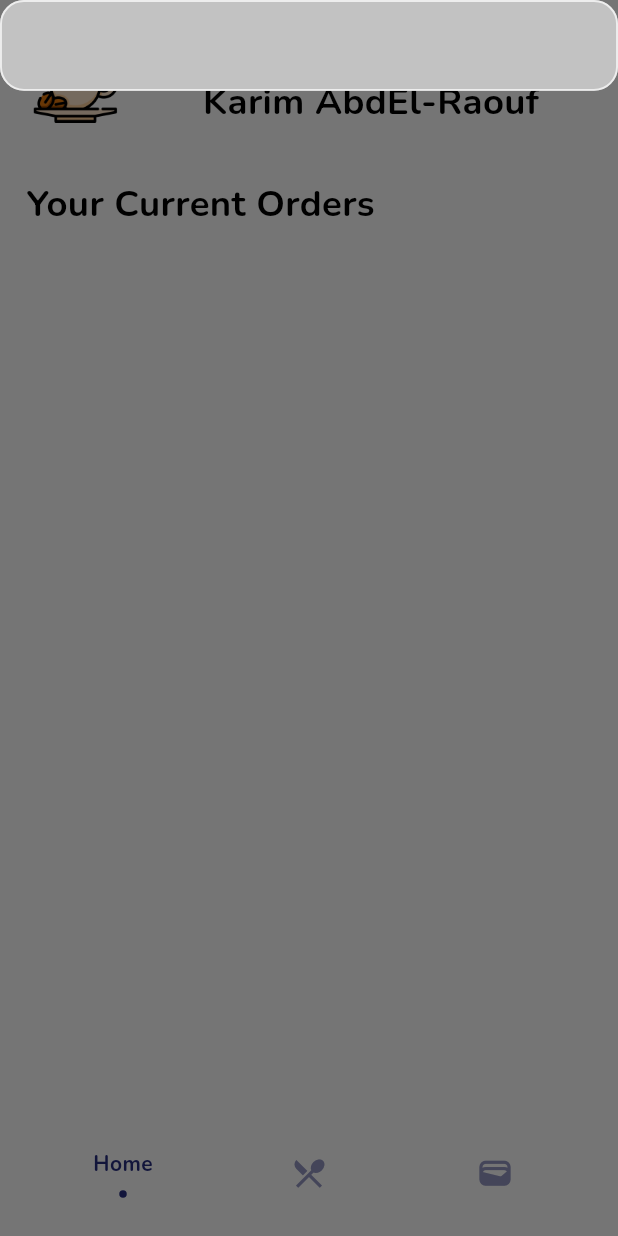
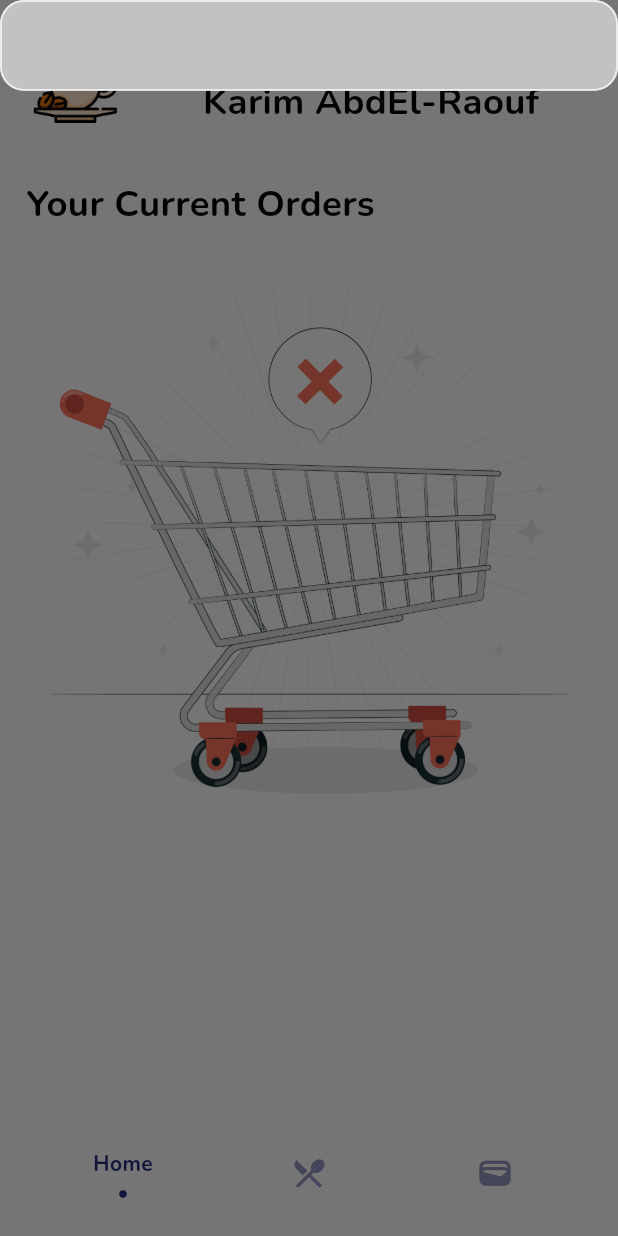
Before and after one commit to KarimRaouf/chanllenging_order_app, a Flutter app: the screen it shows after launch, on a phone screen of 412 x 824 dp. Run offline on Flutter 3.47's test engine with Material 3 defaults, Android fonts, the phone set to English and light mode, and no system bars; drawn by our look-alikes of flashy_tab_bar2; our stand-ins replace flutter_screenutil, loading_animation_widget, shared_preferences, supabase_flutter; missing offline and left inert: giffy_dialog; accounts and stored records are empty.

Commit message:
order presenting

```diff
--- a/lib/features/bottom_nav/views/bottom_nav.dart
+++ b/lib/features/bottom_nav/views/bottom_nav.dart
@@ -116,7 +116,7 @@ class _BottomNavBarViewState extends State<BottomNavBarView> {
           ),
           FlashyTabBarItem(
             icon: Icon(Icons.restaurant_menu),
-            title: Text('Menu'),
+            title: Text('Orders'),
           ),
           FlashyTabBarItem(
             icon: Icon(Icons.wallet),
--- a/lib/features/home/views/home_view.dart
+++ b/lib/features/home/views/home_view.dart
@@ -6,6 +6,7 @@ import '../../../core/app_strings/app_strings.dart';
 import '../../../core/helper/spacing.dart';
 import '../../../core/theming/styles.dart';
 import '../../../core/widgets/dish_item_box.dart';
+import '../../../generated/assets.dart';
 
 
 class HomeView extends StatelessWidget {
@@ -26,6 +27,7 @@ class HomeView extends StatelessWidget {
               style: AppTextStyles.font24BlackBold,
             ),
             verticalSpace(16),
+            Image.asset(Assets.imagesEmptyList),
             // DishItemBox(index: 0,)
           ],
         ),
--- a/lib/features/menu/views/menu_view.dart
+++ b/lib/features/menu/views/menu_view.dart
@@ -23,7 +23,7 @@ class _MenuViewState extends State<MenuView> {
   final SupabaseClient supabase = Supabase.instance.client;
 
   Future<List<Map<String, dynamic>>> fetchMenu() async {
-    final response = await supabase.from('menu').select();
+    final response = await supabase.from('orders').select();
     return response as List<Map<String, dynamic>>;
   }
 
@@ -36,7 +36,7 @@ class _MenuViewState extends State<MenuView> {
           crossAxisAlignment: CrossAxisAlignment.start,
           children: [
             Text(
-              AppStrings.menu,
+              'Orders',
               style: AppTextStyles.font24BlackBold,
             ),
             verticalSpace(16),
```
Also changed, not shown: lib/core/widgets/dish_item_box.dart (+7 -9 lines), assets/images/empty_list.jpg (added), lib/generated/assets.dart, 4 other files.
